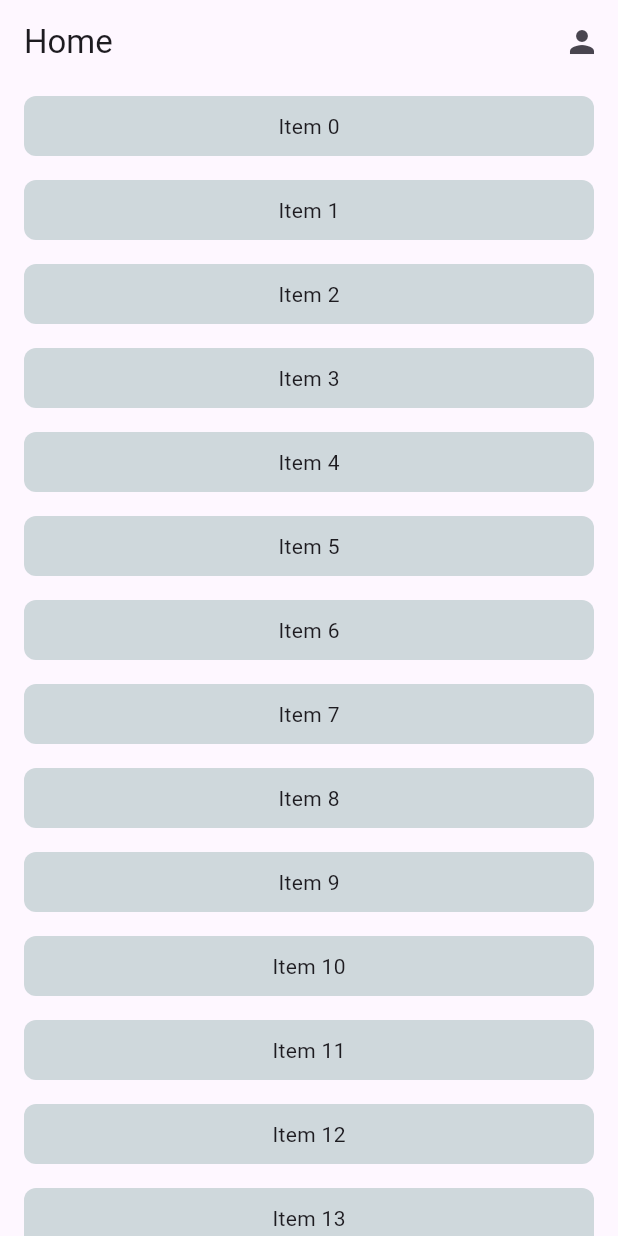
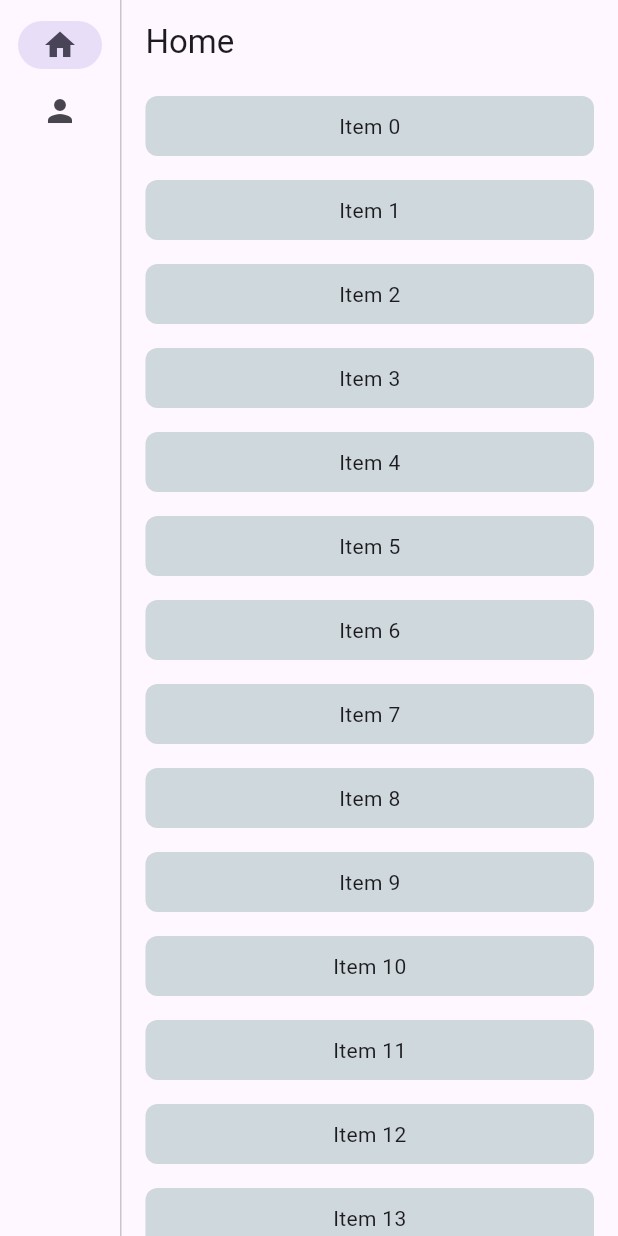
Before and after one commit to cp-pratik-k/type-safe-navigation-flutter, a Flutter app: the HomeScreen screen opened by its route, on a phone screen of 412 x 824 dp. Run offline on Flutter 3.47's test engine with Material 3 defaults, Android fonts, the phone set to English and light mode, and no system bars; our stand-ins replace go_router.

```diff
--- /dev/null
+++ b/lib/screens/dashboard_screen.dart
@@ -0,0 +1,53 @@
+import 'package:flutter/material.dart';
+import 'package:go_router/go_router.dart';
+import '../navigation/routes.dart';
+
+class MyDashboardScreen extends StatelessWidget {
+  const MyDashboardScreen({required this.child, super.key});
+
+  final Widget child;
+
+  int getCurrentIndex(BuildContext context) {
+    final String location = GoRouterState.of(context).uri.path;
+    if (location.startsWith('/profile')) {
+      return 1;
+    }
+    return 0;
+  }
+
+  @override
+  Widget build(BuildContext context) {
+    final int selectedIndex = getCurrentIndex(context);
+    //Define your dashboard UI, such as a bottom bar, navigation rail, etc.
+    return Scaffold(
+      body: Row(
+        children: <Widget>[
+          NavigationRail(
+            destinations: const <NavigationRailDestination>[
+              NavigationRailDestination(
+                icon: Icon(Icons.home),
+                label: Text('Home'),
+              ),
+              NavigationRailDestination(
+                icon: Icon(Icons.person),
+                label: Text('Profile'),
+              ),
+            ],
+            selectedIndex: selectedIndex,
+            onDestinationSelected: (int index) {
+              switch (index) {
+                case 0:
+                // Note: All navigation methods will be accessible after the code generation process.
+                  HomeRoute().go(context);
+                case 1:
+                  ProfileRoute().go(context);
+              }
+            },
+          ),
+          const VerticalDivider(thickness: 1, width: 1),
+          Expanded(child: child),
+        ],
+      ),
+    );
+  }
+}
--- a/lib/screens/home_screen.dart
+++ b/lib/screens/home_screen.dart
@@ -14,14 +14,6 @@ class _HomeScreenState extends State<HomeScreen> {
     return Scaffold(
         appBar: AppBar(
           title: const Text('Home'),
-          actions: [
-            IconButton(
-              icon: const Icon(Icons.person),
-              onPressed: () {
-                ProfileRoute().push(context);
-              },
-            ),
-          ],
         ),
         body: ListView.builder(
           itemCount: 20,
```
Also changed, not shown: lib/navigation/routes.dart (+30 -10 lines), gif/shell-route.gif (added), lib/navigation/routes.g.dart, 1 other file.
